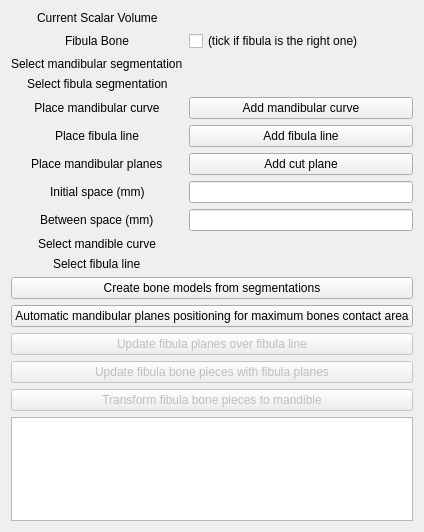
Above: BoneReconstructionPlanner/Resources/UI/BoneReconstructionPlanner.ui from SlicerIGT/SlicerBoneReconstructionPlanner before the change. Below: the same form after it.
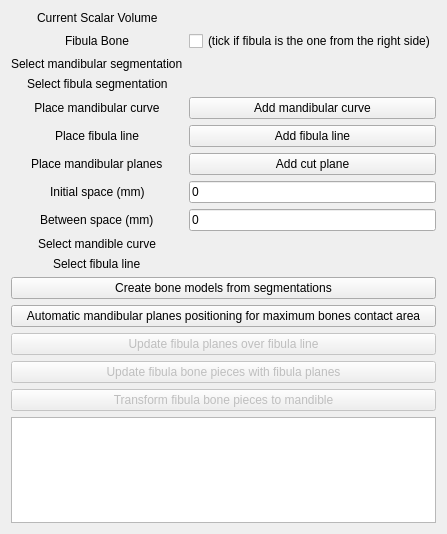
That is the form after the change. Custom widgets are drawn as their Qt base class.

Commit message: update the parameter node with GUI changes, move functions from the widget to the logic, change text on rightFibulaCheckBox

```diff
--- a/BoneReconstructionPlanner/Resources/UI/BoneReconstructionPlanner.ui
+++ b/BoneReconstructionPlanner/Resources/UI/BoneReconstructionPlanner.ui
@@ -7,7 +7,7 @@
     <x>0</x>
     <y>0</y>
     <width>379</width>
-    <height>532</height>
+    <height>534</height>
    </rect>
   </property>
   <layout class="QVBoxLayout" name="verticalLayout">
@@ -136,7 +136,11 @@
       </widget>
      </item>
      <item row="8" column="1">
-      <widget class="QLineEdit" name="initialLineEdit"/>
+      <widget class="QLineEdit" name="initialLineEdit">
+       <property name="text">
+        <string>0</string>
+       </property>
+      </widget>
      </item>
      <item row="9" column="0">
       <widget class="QLabel" name="label_5">
@@ -146,7 +150,11 @@
       </widget>
      </item>
      <item row="9" column="1">
-      <widget class="QLineEdit" name="betweenLineEdit"/>
+      <widget class="QLineEdit" name="betweenLineEdit">
+       <property name="text">
+        <string>0</string>
+       </property>
+      </widget>
      </item>
      <item row="10" column="0">
       <widget class="QLabel" name="label_9">
@@ -208,7 +216,10 @@
      <item row="2" column="1">
       <widget class="QCheckBox" name="rightFibulaCheckBox">
        <property name="text">
-        <string>(tick if fibula is the right one)</string>
+        <string>(tick if fibula is the one from the right side)</string>
+       </property>
+       <property name="checked">
+        <bool>false</bool>
        </property>
       </widget>
      </item>
```
The commit also changes 1 other file.
